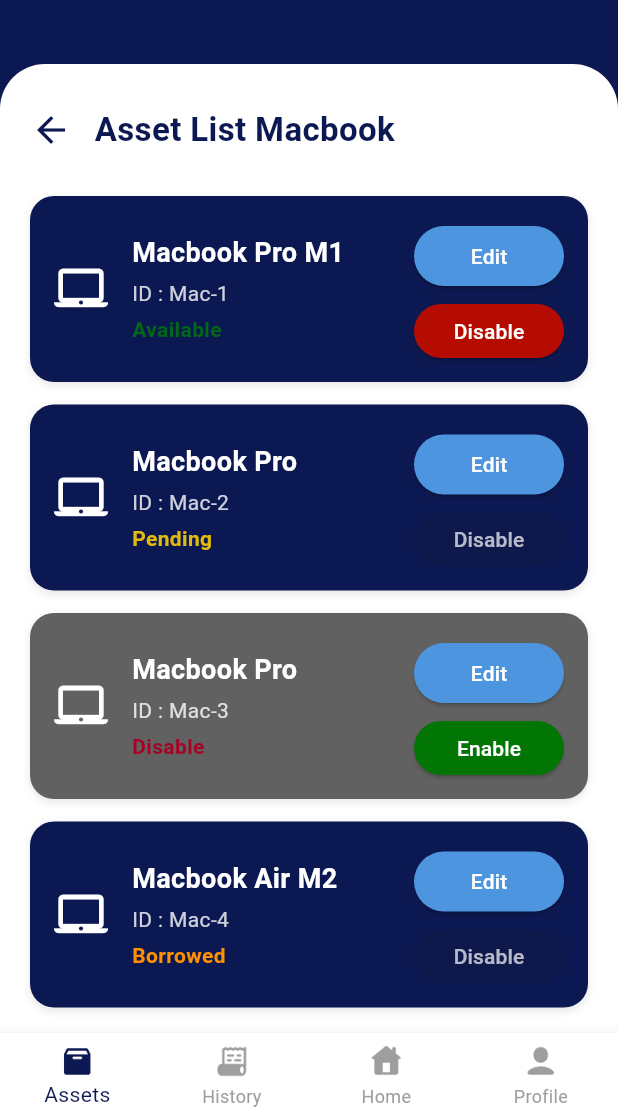
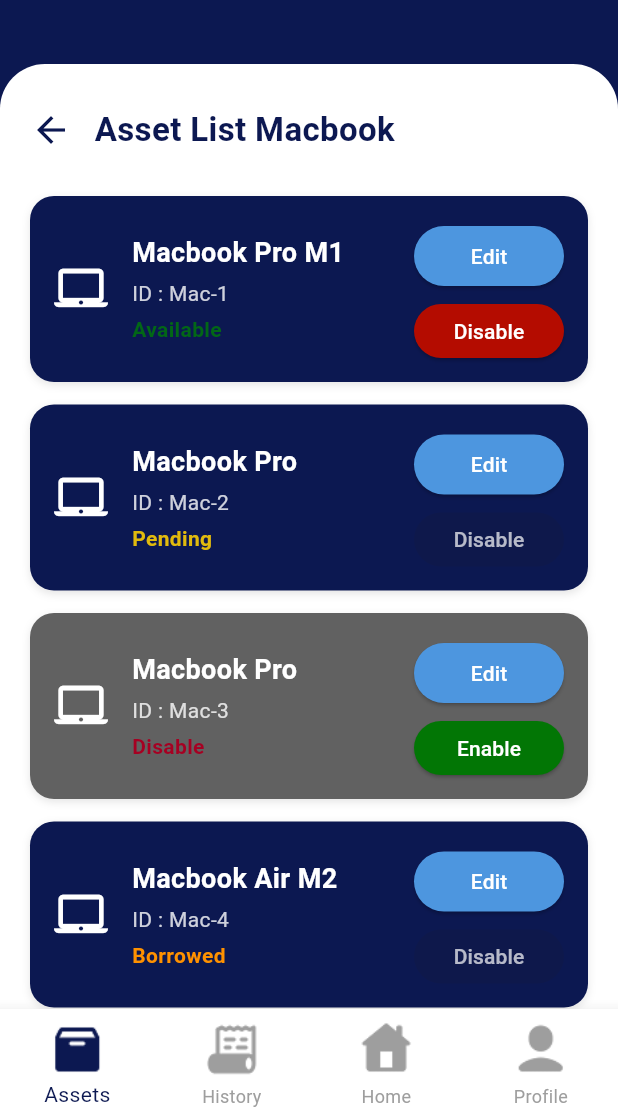
Before and after one commit to 6631501135MIN/asset_borrowing_system, a Flutter app: the screen it shows after launch, after a tap on "Macbook", on a phone screen of 412 x 824 dp, the part 116-1236 px from its top. Run offline on Flutter 3.47's test engine with Material 3 defaults, Android fonts, the phone set to English and light mode, and no system bars.

```diff
--- a/lib/Staff/asset_list.dart
+++ b/lib/Staff/asset_list.dart
@@ -1,5 +1,5 @@
 import 'package:flutter/material.dart';
-import 'assetdetailpage.dart'; // <-- 1. IMPORT หน้าที่ต้องการไป
+import 'assetdetailpage.dart';
 
 class Asset {
   final String name;
@@ -74,25 +74,25 @@ class _Asset_listState extends State<Asset_list> {
         _filteredAssets = _allAssets;
       } else {
         _filteredAssets = _allAssets
-            .where((asset) =>
-                asset.name.toLowerCase().contains(query.toLowerCase()))
+            .where(
+              (asset) => asset.name.toLowerCase().contains(query.toLowerCase()),
+            )
             .toList();
       }
     });
   }
 
-  // --- vvvvvvv MODIFIED FUNCTION vvvvvvv ---
   Widget _buildAssetTile(Asset asset) {
     return Padding(
       padding: const EdgeInsets.only(bottom: 15.0),
-      child: InkWell( // 2.1 หุ้มด้วย InkWell
-        onTap: () { // 2.2 เพิ่มฟังก์ชัน onTap
+      child: InkWell(
+        onTap: () {
           Navigator.push(
             context,
             MaterialPageRoute(builder: (context) => const AssetDetailPage()),
           );
         },
-        borderRadius: BorderRadius.circular(16), // 2.3 ทำให้เอฟเฟกต์การกดโค้งตามปุ่ม
+        borderRadius: BorderRadius.circular(16),
         child: Container(
           padding: const EdgeInsets.symmetric(vertical: 20, horizontal: 16),
           decoration: BoxDecoration(
@@ -110,8 +110,8 @@ class _Asset_listState extends State<Asset_list> {
             children: [
               Image.asset(
                 asset.imagePath,
-                width: 36, // ขนาดไอคอนที่แก้รอบที่แล้ว
-                height: 36,
+                width: 50,
+                height: 50,
                 color: Colors.white,
               ),
               const SizedBox(width: 16),
@@ -132,7 +132,6 @@ class _Asset_listState extends State<Asset_list> {
       ),
     );
   }
-  // --- ^^^^^^^ MODIFIED FUNCTION ^^^^^^^ ---
 
   Widget _buildSearchBar() {
     return Container(
@@ -157,8 +156,10 @@ class _Asset_listState extends State<Asset_list> {
           hintStyle: TextStyle(color: Colors.white.withOpacity(0.6)),
           prefixIcon: const Icon(Icons.search, color: Colors.white),
           border: InputBorder.none,
-          contentPadding:
-              const EdgeInsets.symmetric(vertical: 18.0, horizontal: 20.0),
+          contentPadding: const EdgeInsets.symmetric(
+            vertical: 18.0,
+            horizontal: 20.0,
+          ),
         ),
       ),
     );
@@ -174,13 +175,16 @@ class _Asset_listState extends State<Asset_list> {
             child: ElevatedButton.icon(
               onPressed: () {},
               icon: const Icon(Icons.add, color: Colors.white),
-              label: const Text('Add Assets',
-                  style: TextStyle(color: Colors.white, fontSize: 16)),
+              label: const Text(
+                'Add Assets',
+                style: TextStyle(color: Colors.white, fontSize: 16),
+              ),
               style: ElevatedButton.styleFrom(
                 backgroundColor: primaryDarkBlue,
                 padding: const EdgeInsets.symmetric(vertical: 15),
                 shape: RoundedRectangleBorder(
-                    borderRadius: BorderRadius.circular(40)),
+                  borderRadius: BorderRadius.circular(40),
+                ),
                 elevation: 5,
               ),
             ),
@@ -189,13 +193,16 @@ class _Asset_listState extends State<Asset_list> {
           Expanded(
             child: ElevatedButton(
               onPressed: () {},
-              child: const Text('Get return Assets',
-                  style: TextStyle(color: Colors.white, fontSize: 16)),
+              child: const Text(
+                'Get return Assets',
+                style: TextStyle(color: Colors.white, fontSize: 16),
+              ),
               style: ElevatedButton.styleFrom(
                 backgroundColor: secondaryDarkBlue,
                 padding: const EdgeInsets.symmetric(vertical: 15),
                 shape: RoundedRectangleBorder(
-                    borderRadius: BorderRadius.circular(40)),
+                  borderRadius: BorderRadius.circular(40),
+                ),
                 elevation: 5,
               ),
             ),
@@ -213,8 +220,8 @@ class _Asset_listState extends State<Asset_list> {
     return BottomNavigationBarItem(
       icon: Image.asset(
         imagePath,
-        width: 24,
-        height: 24,
+        width: 40,
+        height: 40,
         color: isSelected ? primaryDarkBlue : Colors.grey,
       ),
       label: label,
@@ -296,8 +303,8 @@ class _Asset_listState extends State<Asset_list> {
                       child: ListView.builder(
                         itemCount:
                             _filteredAssets.isEmpty && _searchQuery.isNotEmpty
-                                ? 1
-                                : _filteredAssets.length,
+                            ? 1
+                            : _filteredAssets.length,
                         itemBuilder: (context, index) {
                           if (_filteredAssets.isEmpty &&
                               _searchController.text.isNotEmpty) {
@@ -307,13 +314,14 @@ class _Asset_listState extends State<Asset_list> {
                                 child: Text(
                                   'No asset found "${_searchController.text}"',
                                   style: const TextStyle(
-                                      fontSize: 18, color: Colors.grey),
+                                    fontSize: 18,
+                                    color: Colors.grey,
+                                  ),
                                   textAlign: TextAlign.center,
                                 ),
                               ),
                             );
                           }
-                          // ตอนนี้ _buildAssetTile จะสร้างปุ่มที่กดได้
                           return _buildAssetTile(_filteredAssets[index]);
                         },
                       ),
--- a/lib/Staff/assetdetailpage.dart
+++ b/lib/Staff/assetdetailpage.dart
@@ -1,16 +1,13 @@
 import 'package:flutter/material.dart';
+import 'editasset.dart';
+import 'asset_list.dart';
 
-// --- Data Model (เหมือนเดิม) ---
 class SpecificAsset {
   final String name;
   final String id;
   final String status;
 
-  SpecificAsset({
-    required this.name,
-    required this.id,
-    required this.status,
-  });
+  SpecificAsset({required this.name, required this.id, required this.status});
 }
 
 class AssetDetailPage extends StatefulWidget {
@@ -32,25 +29,23 @@ class _AssetDetailPageState extends State<AssetDetailPage> {
     SpecificAsset(name: 'Macbook Air M2', id: 'Mac-4', status: 'Borrowed'),
   ];
 
-  // --- vvvvvvv MODIFIED FUNCTION vvvvvvv ---
-  // 1. นำ Title, centerTitle, และ toolbarHeight กลับมา
   AppBar _buildAppBar() {
     return AppBar(
       backgroundColor: primaryDarkBlue,
       elevation: 0,
       automaticallyImplyLeading: false,
-      centerTitle: false, // กลับมาเป็น false
-      title: Column( // กลับมาใช้ Column
+      centerTitle: false,
+      title: Column(
         crossAxisAlignment: CrossAxisAlignment.start,
         children: [
           const Text(
-            'Hello Staff!', // ชื่อกลับมาแล้ว
+            'Hello Staff!',
             style: TextStyle(color: Colors.white, fontSize: 16),
           ),
           const SizedBox(height: 5),
           Center(
             child: const Text(
-              'Manage Asset List', // หัวข้อกลับมาแล้ว
+              'Manage Asset List',
               style: TextStyle(
                 color: Colors.white,
                 fontSize: 24,
@@ -66,10 +61,9 @@ class _AssetDetailPageState extends State<AssetDetailPage> {
           child: Icon(Icons.notifications, color: Colors.white),
         ),
       ],
-      toolbarHeight: 100, // ความสูงกลับมาแล้ว
+      toolbarHeight: 100,
     );
   }
-  // --- ^^^^^^^ MODIFIED FUNCTION ^^^^^^^ ---
 
   BottomNavigationBarItem _buildNavItem(String label, String imagePath) {
     final navItems = ['Assets', 'History', 'Home', 'Profile'];
@@ -79,24 +73,35 @@ class _AssetDetailPageState extends State<AssetDetailPage> {
     return BottomNavigationBarItem(
       icon: Image.asset(
         imagePath,
-        width: 24,
-        height: 24,
+        width: 40,
+        height: 40,
         color: isSelected ? primaryDarkBlue : Colors.grey,
       ),
       label: label,
     );
   }
 
-  // (ฟังก์ชันนี้ยังมีปุ่ม back ทำงานเหมือนเดิม)
   Widget _buildHeaderRow() {
     return Padding(
-      padding: const EdgeInsets.only(left: 10.0, right: 20.0, top: 20.0, bottom: 10.0),
+      padding: const EdgeInsets.only(
+        left: 10.0,
+        right: 20.0,
+        top: 20.0,
+        bottom: 10.0,
+      ),
       child: Row(
         children: [
           IconButton(
-            icon: const Icon(Icons.arrow_back, color: primaryDarkBlue, size: 28),
+            icon: const Icon(
+              Icons.arrow_back,
+              color: primaryDarkBlue,
+              size: 28,
+            ),
             onPressed: () {
-              Navigator.pop(context); // ปุ่ม back ยังทำงานได้
+              Navigator.push(
+                context,
+                MaterialPageRoute(builder: (context) => const Asset_list()),
+              );
             },
           ),
           const SizedBox(width: 5),
@@ -139,13 +144,17 @@ class _AssetDetailPageState extends State<AssetDetailPage> {
     if (asset.status == 'Available') {
       actionButton = ElevatedButton(
         onPressed: () {},
-        style: ElevatedButton.styleFrom(backgroundColor: const Color.fromARGB(255, 180, 12, 0)),
+        style: ElevatedButton.styleFrom(
+          backgroundColor: const Color.fromARGB(255, 180, 12, 0),
+        ),
         child: const Text('Disable', style: TextStyle(color: Colors.white)),
       );
     } else if (asset.status == 'Disable') {
       actionButton = ElevatedButton(
         onPressed: () {},
-        style: ElevatedButton.styleFrom(backgroundColor: const Color.fromARGB(255, 2, 118, 5)),
+        style: ElevatedButton.styleFrom(
+          backgroundColor: const Color.fromARGB(255, 2, 118, 5),
+        ),
         child: const Text('Enable', style: TextStyle(color: Colors.white)),
       );
     } else {
@@ -183,23 +192,27 @@ class _AssetDetailPageState extends State<AssetDetailPage> {
                   Text(
                     asset.name,
                     style: const TextStyle(
-                        color: Colors.white,
-                        fontSize: 18,
-                        fontWeight: FontWeight.bold),
+                      color: Colors.white,
+                      fontSize: 18,
+                      fontWeight: FontWeight.bold,
+                    ),
                   ),
                   const SizedBox(height: 4),
                   Text(
                     'ID : ${asset.id}',
                     style: TextStyle(
-                        color: Colors.white.withOpacity(0.8), fontSize: 14),
+                      color: Colors.white.withOpacity(0.8),
+                      fontSize: 14,
+                    ),
                   ),
                   const SizedBox(height: 4),
                   Text(
                     asset.status,
                     style: TextStyle(
-                        color: statusColor,
-                        fontSize: 14,
-                        fontWeight: FontWeight.w600),
+                      color: statusColor,
+                      fontSize: 14,
+                      fontWeight: FontWeight.w600,
+                    ),
                   ),
                 ],
               ),
@@ -209,21 +222,27 @@ class _AssetDetailPageState extends State<AssetDetailPage> {
             Column(
               children: [
                 ElevatedButton(
-                  onPressed: () {},
+                  onPressed: () {
+                    Navigator.push(
+                      context,
+                      MaterialPageRoute(
+                        builder: (context) => const EditAsset(),
+                      ),
+                    );
+                  },
                   style: ElevatedButton.styleFrom(
                     backgroundColor: const Color.fromARGB(255, 77, 150, 223),
                     fixedSize: const Size(100, 36),
                   ),
-                  child: const Text('Edit', style: TextStyle(color: Colors.white)),
+                  child: const Text(
+                    'Edit',
+                    style: TextStyle(color: Colors.white),
+                  ),
                 ),
                 const SizedBox(height: 8),
-                SizedBox(
-                  width: 100,
-                  height: 36,
-                  child: actionButton,
-                ),
+                SizedBox(width: 100, height: 36, child: actionButton),
               ],
-            )
+            ),
           ],
         ),
       ),
@@ -234,7 +253,7 @@ class _AssetDetailPageState extends State<AssetDetailPage> {
   Widget build(BuildContext context) {
     return Scaffold(
       backgroundColor: primaryDarkBlue,
-      appBar: _buildAppBar(), // AppBar ที่แก้ไขแล้ว
+      appBar: _buildAppBar(),
 
       bottomNavigationBar: BottomNavigationBar(
         type: BottomNavigationBarType.fixed,
```
Also changed, not shown: lib/Staff/editasset.dart (added, +279 -0 lines).
